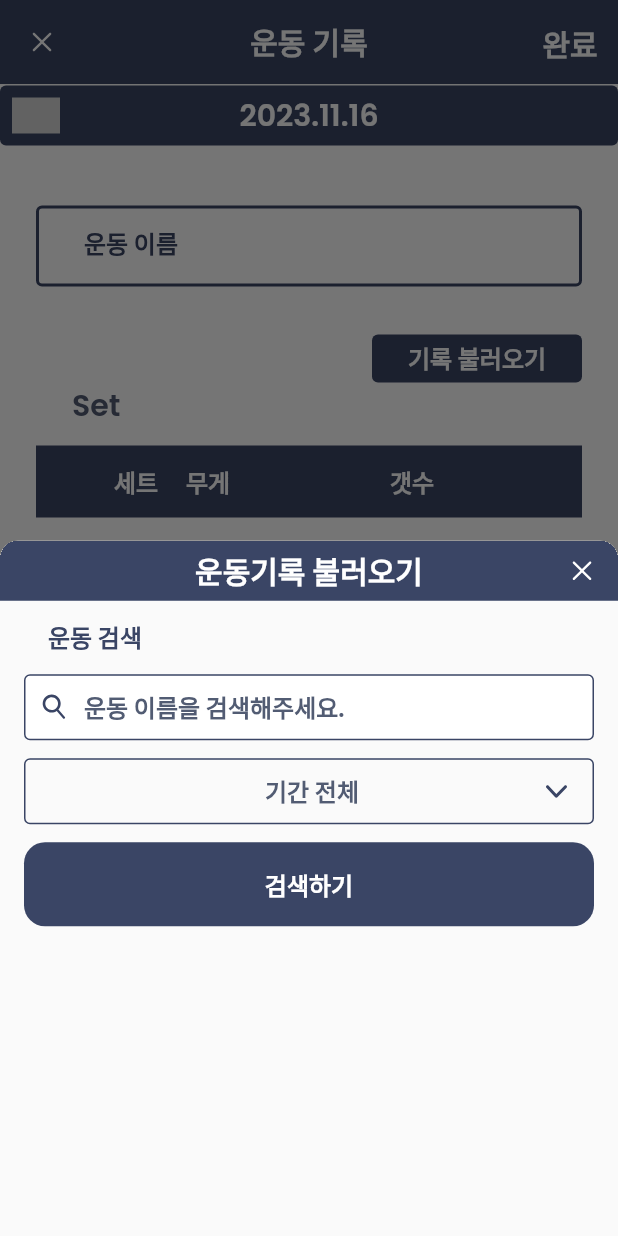
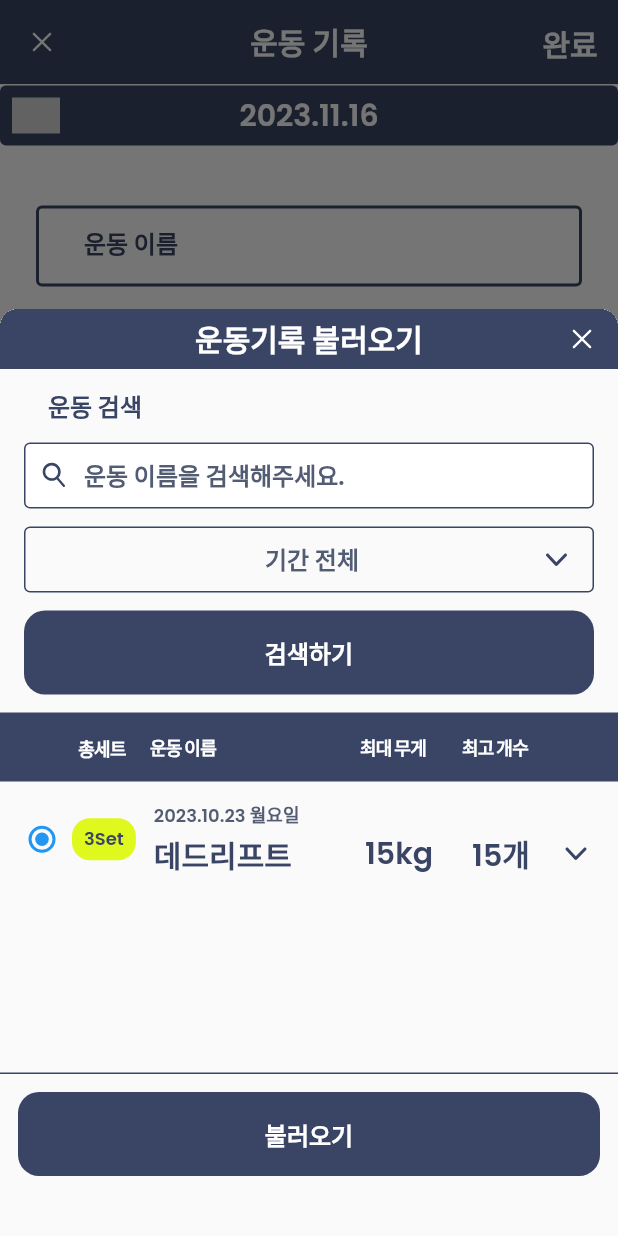
Before and after one commit to jeomgymjeok-gwabuha/jeomgymjeok_gwabuha_front_mobile, a Flutter app: the AddWorkout screen opened directly with empty values, after a tap on "기록 불러오기", on a phone screen of 412 x 824 dp. Run offline on Flutter 3.47's test engine with Material 2 defaults, Android fonts, the light colour scheme and no system bars; drawn by our look-alikes of dropdown_button2; our stand-ins replace flutter_riverpod, flutter_svg, google_fonts, table_calendar.

Commit message:
working importing workout

```diff
--- /dev/null
+++ b/lib/models/m_importing_workout_item.dart
@@ -0,0 +1,16 @@
+import 'package:jeomgymjeok_gwabuha/models/m_workout_item.dart';
+import 'package:uuid/uuid.dart';
+
+const uuid = Uuid();
+
+class MImportingWorkoutItem {
+  MImportingWorkoutItem({
+    String? id,
+    required this.dateTime,
+    required this.set,
+  }) : id = id ?? uuid.v4();
+
+  final String id;
+  final String dateTime;
+  final List<MWorkoutSet> set;
+}
--- a/lib/providers/workout_provider.dart
+++ b/lib/providers/workout_provider.dart
@@ -1,6 +1,7 @@
 import 'package:flutter_riverpod/flutter_riverpod.dart';
 import 'package:intl/intl.dart';
 import 'package:jeomgymjeok_gwabuha/data/dummy_workout_list.dart';
+import 'package:jeomgymjeok_gwabuha/models/m_importing_workout_item.dart';
 import 'package:jeomgymjeok_gwabuha/models/m_workout_item.dart';
 import 'package:jeomgymjeok_gwabuha/providers/date_provider.dart';
 
@@ -8,6 +9,10 @@ class WorkoutNotifier extends StateNotifier<Map<String, List<MWorkoutItem>>> {
   WorkoutNotifier()
       : super({
           DateFormat('yyyy.MM.dd').format(DateTime.parse('20231101')):
+              dummyWorkoutList,
+          DateFormat('yyyy.MM.dd').format(DateTime.parse('20231110')):
+              dummyWorkoutList,
+          DateFormat('yyyy.MM.dd').format(DateTime.parse('20231111')):
               dummyWorkoutList,
         });
 
@@ -17,8 +22,6 @@ class WorkoutNotifier extends StateNotifier<Map<String, List<MWorkoutItem>>> {
     } else {
       state[recordDate] = [newWorkout];
     }
-
-    print(state);
   }
 }
 
@@ -45,3 +48,21 @@ final workoutNames = Provider((ref) {
 
   return names.toList();
 });
+
+final filteredWorkoutProvider = Provider((ref) {
+  final workout = ref.watch(workoutProvider);
+  final Map<String, List<MImportingWorkoutItem>> map = {};
+
+  workout.forEach((key, value) {
+    for (var item in value) {
+      if (map.containsKey(item.name)) {
+        map[item.name]!
+            .add(MImportingWorkoutItem(dateTime: key, set: item.set));
+      } else {
+        map[item.name] = [MImportingWorkoutItem(dateTime: key, set: item.set)];
+      }
+    }
+  });
+
+  return map;
+});
--- a/lib/screens/add_workout.dart
+++ b/lib/screens/add_workout.dart
@@ -68,6 +68,7 @@ class _AddWorkoutState extends State<AddWorkout> {
   void _openRecordingBottomSheet() {
     showModalBottomSheet(
         context: context,
+        isScrollControlled: true,
         shape: const RoundedRectangleBorder(
           borderRadius: BorderRadius.only(
             topLeft: Radius.circular(12),
@@ -76,9 +77,11 @@ class _AddWorkoutState extends State<AddWorkout> {
         ),
         clipBehavior: Clip.hardEdge,
         builder: (BuildContext context) {
+          final fullHeight = MediaQuery.of(context).size.height;
+
           return SizedBox(
-            height: 780,
-            child: LoadWorkoutBottomSheet(),
+            height: fullHeight * 0.75,
+            child: const LoadWorkoutBottomSheet(),
           );
         });
   }
--- a/lib/widgets/bottom_sheets/load_workout_bottom_sheet/index.dart
+++ b/lib/widgets/bottom_sheets/load_workout_bottom_sheet/index.dart
@@ -1,18 +1,63 @@
 import 'package:flutter/material.dart';
+import 'package:jeomgymjeok_gwabuha/design/Pallete.dart';
+import 'package:jeomgymjeok_gwabuha/models/m_importing_workout_item.dart';
 import 'package:jeomgymjeok_gwabuha/widgets/bottom_sheets/load_workout_bottom_sheet/load_workout_searchbar.dart';
 import 'package:jeomgymjeok_gwabuha/widgets/bottom_sheets/load_workout_bottom_sheet/load_workout_titlebar.dart';
+import 'package:jeomgymjeok_gwabuha/widgets/bottom_sheets/load_workout_bottom_sheet/searched_result.dart';
+import 'package:jeomgymjeok_gwabuha/widgets/common/text_btn.dart';
 
-class LoadWorkoutBottomSheet extends StatelessWidget {
+class LoadWorkoutBottomSheet extends StatefulWidget {
   const LoadWorkoutBottomSheet({super.key});
+
+  @override
+  State<LoadWorkoutBottomSheet> createState() => _LoadWorkoutBottomSheetState();
+}
+
+const list = [1, 2, 3, 4, 5, 6, 7, 8, 9, 10];
+
+class _LoadWorkoutBottomSheetState extends State<LoadWorkoutBottomSheet> {
+  List<MImportingWorkoutItem> _searchedList = [];
+  bool _isUsedToSearch = false;
+
+  void _searchWorkout(List<MImportingWorkoutItem> list) {
+    setState(() {
+      _searchedList = list;
+      _isUsedToSearch = true;
+    });
+  }
 
   @override
   Widget build(BuildContext context) {
     // TODO: implement build
-    return Column(
-      children: [
-        LoadWorkoutTitlebar(),
-        LoadWorkoutSearchbar(),
-      ],
+    print(_searchedList);
+    return Container(
+      child: Column(
+        children: [
+          LoadWorkoutTitlebar(),
+          LoadWorkoutSearchbar(
+            searchWorkout: _searchWorkout,
+          ),
+          Expanded(
+            child: SerachedResult(),
+          ),
+          Container(
+            width: double.infinity,
+            height: 1,
+            color: pallete[Pallete.deepNavy],
+          ),
+          const SizedBox(height: 12),
+          Padding(
+            padding: const EdgeInsets.symmetric(horizontal: 12),
+            child: TextBtn(
+              text: '불러오기',
+              onPressed: () {},
+              width: double.infinity,
+              height: 56,
+            ),
+          ),
+          const SizedBox(height: 40),
+        ],
+      ),
     );
   }
 }
--- a/lib/widgets/bottom_sheets/load_workout_bottom_sheet/load_workout_searchbar.dart
+++ b/lib/widgets/bottom_sheets/load_workout_bottom_sheet/load_workout_searchbar.dart
@@ -2,17 +2,23 @@ import 'package:dropdown_button2/dropdown_button2.dart';
 import 'package:flutter/material.dart';
 import 'package:flutter_riverpod/flutter_riverpod.dart';
 import 'package:flutter_svg/svg.dart';
+import 'package:intl/intl.dart';
 import 'package:jeomgymjeok_gwabuha/design/Pallete.dart';
 import 'package:jeomgymjeok_gwabuha/design/Types.dart';
+import 'package:jeomgymjeok_gwabuha/models/m_importing_workout_item.dart';
 import 'package:jeomgymjeok_gwabuha/providers/workout_provider.dart';
 import 'package:jeomgymjeok_gwabuha/widgets/bottom_sheets/load_workout_bottom_sheet/date_picker.dart';
 import 'package:jeomgymjeok_gwabuha/widgets/common/text_btn.dart';
-import 'package:jeomgymjeok_gwabuha/widgets/vertical_dotted_divider.dart';
 
 const List<String> options = ['entire', 'select'];
 
 class LoadWorkoutSearchbar extends ConsumerStatefulWidget {
-  const LoadWorkoutSearchbar({super.key});
+  const LoadWorkoutSearchbar({
+    super.key,
+    required this.searchWorkout,
+  });
+
+  final void Function(List<MImportingWorkoutItem> list) searchWorkout;
 
   @override
   ConsumerState<LoadWorkoutSearchbar> createState() =>
@@ -20,9 +26,11 @@ class LoadWorkoutSearchbar extends ConsumerStatefulWidget {
 }
 
 class _LoadWorkoutSearchbarState extends ConsumerState<LoadWorkoutSearchbar> {
+  final SearchController _searchController = SearchController();
   String selectedOption = options.first;
   DateTime startTime = DateTime.now();
   DateTime lastTime = DateTime.now();
+  bool isInvalidName = false;
 
   void changeStartTime(DateTime dateTime) {
     setState(() {
@@ -34,6 +42,38 @@ class _LoadWorkoutSearchbarState extends ConsumerState<LoadWorkoutSearchbar> {
     setState(() {
       lastTime = dateTime;
     });
+  }
+
+  void submit() {
+    setState(() {
+      isInvalidName = false;
+    });
+
+    if (_searchController.text.isEmpty) {
+      setState(() {
+        isInvalidName = true;
+      });
+
+      return;
+    }
+
+    final workoutList = ref.watch(filteredWorkoutProvider);
+    List<MImportingWorkoutItem> list = [];
+
+    if (selectedOption == 'entire') {
+      list = workoutList[_searchController.text] ?? [];
+    } else {
+      list = (workoutList[_searchController.text] ?? []).where((element) {
+        DateTime date = DateFormat('yyyy.MM.dd').parse(element.dateTime);
+        bool isStart =
+            date.isAtSameMomentAs(startTime) || date.isAfter(startTime);
+        bool isEnd = date.isBefore(lastTime);
+
+        return isStart && isEnd;
+      }).toList();
+    }
+
+    widget.searchWorkout(list);
   }
 
   @override
@@ -63,6 +103,7 @@ class _LoadWorkoutSearchbarState extends ConsumerState<LoadWorkoutSearchbar> {
             ),
           ),
           SearchAnchor(
+            searchController: _searchController,
             viewConstraints: const BoxConstraints(minHeight: 44, maxHeight: 44),
             viewHintText: '운동 이름을 검색해주세요.',
             headerTextStyle: types[Types.semi_md]!.copyWith(
@@ -86,13 +127,17 @@ class _LoadWorkoutSearchbarState extends ConsumerState<LoadWorkoutSearchbar> {
                 side: MaterialStateProperty.resolveWith((states) {
                   return BorderSide(
                     width: 1,
-                    color: pallete[Pallete.deepNavy]!,
+                    color: isInvalidName
+                        ? pallete[Pallete.red02]!
+                        : pallete[Pallete.deepNavy]!,
                   );
                 }),
                 hintText: '운동 이름을 검색해주세요.',
                 hintStyle: MaterialStateProperty.resolveWith(
                   (states) => types[Types.semi_md]!.copyWith(
-                    color: pallete[Pallete.alaskanBlue],
+                    color: isInvalidName
+                        ? pallete[Pallete.red02]
+                        : pallete[Pallete.alaskanBlue],
                   ),
                 ),
                 constraints: const BoxConstraints(
@@ -108,7 +153,9 @@ class _LoadWorkoutSearchbarState extends ConsumerState<LoadWorkoutSearchbar> {
                 onChanged: (_) {
                   controller.openView();
                 },
-                leading: SvgPicture.asset('assets/icons/search.svg'),
+                leading: isInvalidName
+                    ? SvgPicture.asset('assets/icons/error_search.svg')
+                    : SvgPicture.asset('assets/icons/search.svg'),
               );
             },
             suggestionsBuilder:
@@ -242,7 +289,7 @@ class _LoadWorkoutSearchbarState extends ConsumerState<LoadWorkoutSearchbar> {
           const SizedBox(height: 12),
           TextBtn(
             text: '검색하기',
-            onPressed: () {},
+            onPressed: submit,
             width: double.infinity,
             height: 56,
           ),
--- /dev/null
+++ b/lib/widgets/bottom_sheets/load_workout_bottom_sheet/searched_result.dart
@@ -0,0 +1,100 @@
+import 'package:flutter/material.dart';
+import 'package:jeomgymjeok_gwabuha/design/Pallete.dart';
+import 'package:jeomgymjeok_gwabuha/design/Types.dart';
+import 'package:jeomgymjeok_gwabuha/widgets/bottom_sheets/load_workout_bottom_sheet/searched_result_item.dart';
+
+class SerachedResult extends StatefulWidget {
+  @override
+  State<StatefulWidget> createState() {
+    return _SearchedResultState();
+  }
+}
+
+class _SearchedResultState extends State<SerachedResult> {
+  @override
+  Widget build(BuildContext context) {
+    return Column(
+      children: [
+        const SizedBox(height: 12),
+        Container(
+          width: double.infinity,
+          height: 46,
+          color: pallete[Pallete.deepNavy],
+          padding: const EdgeInsets.only(left: 48, right: 52),
+          child: Row(
+            mainAxisAlignment: MainAxisAlignment.spaceBetween,
+            children: [
+              Row(
+                children: [
+                  SizedBox(
+                    width: 40,
+                    child: Text(
+                      '총세트',
+                      style: types[Types.extra_sm]!.copyWith(
+                        color: pallete[Pallete.white],
+                      ),
+                      textAlign: TextAlign.center,
+                    ),
+                  ),
+                  const SizedBox(width: 8),
+                  SizedBox(
+                    width: 52,
+                    child: Text(
+                      '운동 이름',
+                      style: types[Types.extra_sm]!.copyWith(
+                        color: pallete[Pallete.white],
+                      ),
+                      textAlign: TextAlign.center,
+                    ),
+                  ),
+                ],
+              ),
+              Row(
+                children: [
+                  SizedBox(
+                    width: 60,
+                    child: Text(
+                      '최대 무게',
+                      style: types[Types.extra_sm]!.copyWith(
+                        color: pallete[Pallete.white],
+                      ),
+                      textAlign: TextAlign.center,
+                    ),
+                  ),
+                  const SizedBox(width: 8),
+                  SizedBox(
+                    width: 60,
+                    child: Text(
+                      '최고 개수',
+                      style: types[Types.extra_sm]!.copyWith(
+                        color: pallete[Pallete.white],
+                      ),
+                      textAlign: TextAlign.center,
+                    ),
+                  ),
+                ],
+              ),
+            ],
+          ),
+        ),
+        Expanded(
+          child: Column(
+            children: [
+              SearchedResultItem(),
+            ],
+          ),
+        ),
+        // Expanded(
+        //   child: Center(
+        //     child: Text(
+        //       '일치하는 기록이 없습니다\n다시 검색해주세요.',
+        //       textAlign: TextAlign.center,
+        //       style: types[Types.semi_md]!
+        //           .copyWith(color: pallete[Pallete.deepNavy]),
+        //     ),
+        //   ),
+        // ),
+      ],
+    );
+  }
+}
--- /dev/null
+++ b/lib/widgets/bottom_sheets/load_workout_bottom_sheet/searched_result_item.dart
@@ -0,0 +1,110 @@
+import 'package:flutter/material.dart';
+import 'package:flutter_svg/svg.dart';
+import 'package:jeomgymjeok_gwabuha/design/Pallete.dart';
+import 'package:jeomgymjeok_gwabuha/design/Types.dart';
+
+class SearchedResultItem extends StatefulWidget {
+  @override
+  State<StatefulWidget> createState() {
+    // TODO: implement createState
+    return _SearchedResultItemState();
+  }
+}
+
+class _SearchedResultItemState extends State<SearchedResultItem> {
+  String test = 'a';
+  @override
+  Widget build(BuildContext context) {
+    // TODO: implement build
+    return Container(
+      padding: EdgeInsets.symmetric(vertical: 13, horizontal: 16),
+      child: Row(
+        children: [
+          Radio(
+            visualDensity: const VisualDensity(
+              horizontal: VisualDensity.minimumDensity,
+              vertical: VisualDensity.minimumDensity,
+            ),
+            materialTapTargetSize: MaterialTapTargetSize.shrinkWrap,
+            focusColor: pallete[Pallete.blue]!,
+            value: 'a',
+            groupValue: test,
+            onChanged: (r) {
+              setState(() {
+                test = r!;
+              });
+            },
+          ),
+          const SizedBox(width: 8),
+          Container(
+            padding: const EdgeInsets.symmetric(
+              horizontal: 8,
+              vertical: 5,
+            ),
+            decoration: BoxDecoration(
+              color: pallete[Pallete.flash],
+              borderRadius: BorderRadius.circular(12),
+            ),
+            child: Text(
+              '3Set',
+              style: types[Types.semi_sm]!.copyWith(
+                color: pallete[Pallete.deepNavy],
+              ),
+            ),
+          ),
+          const SizedBox(width: 12),
+          Expanded(
+            child: Column(
+              mainAxisAlignment: MainAxisAlignment.start,
+              crossAxisAlignment: CrossAxisAlignment.start,
+              children: [
+                Text(
+                  '2023.10.23 월요일',
+                  style: types[Types.semi_sm]!.copyWith(
+                    color: pallete[Pallete.alaskanBlue],
+                  ),
+                ),
+                Row(
+                  children: [
+                    Expanded(
+                      child: Text(
+                        '데드리프트',
+                        style: types[Types.semi_lg]!.copyWith(
+                          color: pallete[Pallete.deepNavy],
+                        ),
+                      ),
+                    ),
+                    const SizedBox(width: 8),
+                    SizedBox(
+                      width: 60,
+                      child: Text(
+                        '15kg',
+                        style: types[Types.semi_lg]!.copyWith(
+                          color: pallete[Pallete.deepNavy],
+                        ),
+                        textAlign: TextAlign.center,
+                      ),
+                    ),
+                    const SizedBox(width: 8),
+                    SizedBox(
+                      width: 60,
+                      child: Text(
+                        '15개',
+                        style: types[Types.semi_lg]!.copyWith(
+                          color: pallete[Pallete.deepNavy],
+                        ),
+                        textAlign: TextAlign.center,
+                      ),
+                    ),
+                    const SizedBox(width: 8),
+                    SvgPicture.asset('assets/icons/chevron_down.svg'),
+                  ],
+                ),
+              ],
+            ),
+          )
+        ],
+      ),
+    );
+  }
+}
```
Also changed, not shown: assets/icons/error_search.svg (added).
